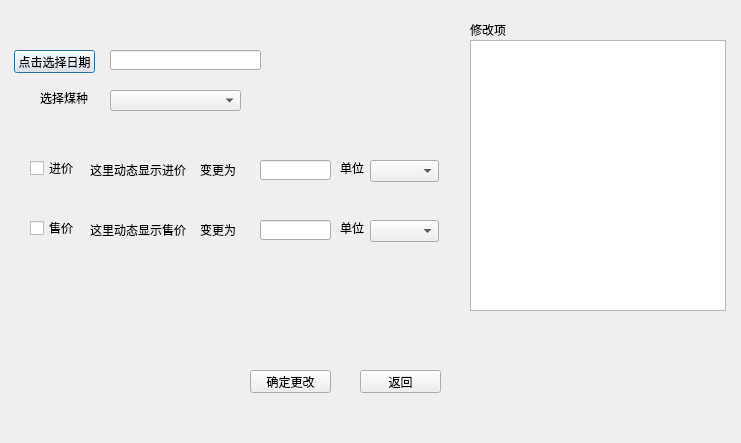
leexuehan/AccountingAssisitor, file ui/coal_price_manage.ui: the form before one commit.
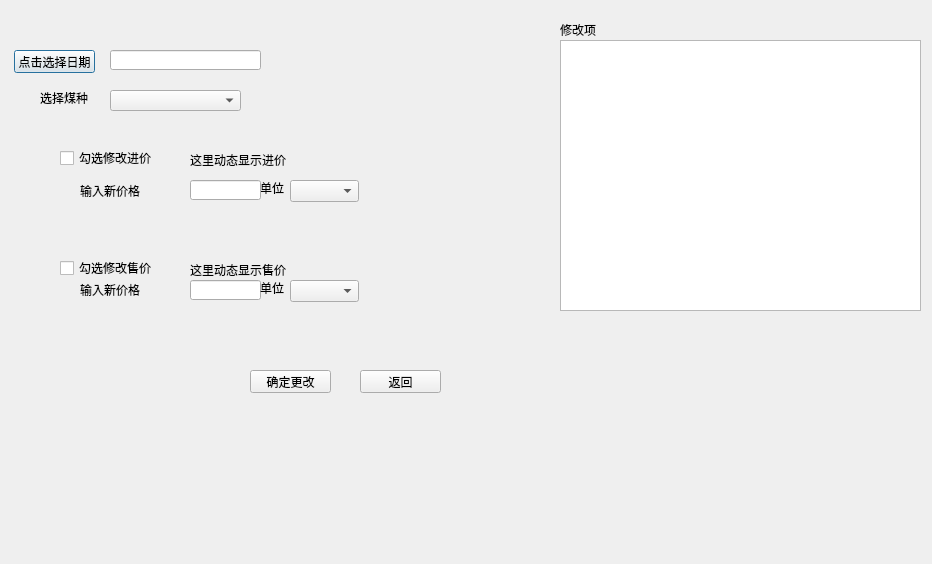
The form after the commit.

The edit to the form file:
```diff
--- a/ui/coal_price_manage.ui
+++ b/ui/coal_price_manage.ui
@@ -6,8 +6,8 @@
    <rect>
     <x>0</x>
     <y>0</y>
-    <width>741</width>
-    <height>443</height>
+    <width>932</width>
+    <height>564</height>
    </rect>
   </property>
   <property name="windowTitle">
@@ -42,8 +42,8 @@
   <widget class="QLabel" name="coal_sell_price_display">
    <property name="geometry">
     <rect>
-     <x>90</x>
-     <y>220</y>
+     <x>190</x>
+     <y>260</y>
      <width>101</width>
      <height>20</height>
     </rect>
@@ -68,8 +68,8 @@
   <widget class="QLabel" name="coal_purchase_price_display">
    <property name="geometry">
     <rect>
-     <x>90</x>
-     <y>160</y>
+     <x>190</x>
+     <y>150</y>
      <width>101</width>
      <height>20</height>
     </rect>
@@ -81,8 +81,8 @@
   <widget class="QComboBox" name="purchase_compute_unit">
    <property name="geometry">
     <rect>
-     <x>370</x>
-     <y>160</y>
+     <x>290</x>
+     <y>180</y>
      <width>69</width>
      <height>22</height>
     </rect>
@@ -91,8 +91,8 @@
   <widget class="QLabel" name="coal_purchase_price_label">
    <property name="geometry">
     <rect>
-     <x>340</x>
-     <y>160</y>
+     <x>260</x>
+     <y>180</y>
      <width>31</width>
      <height>16</height>
     </rect>
@@ -140,34 +140,34 @@
   <widget class="QCheckBox" name="purchase_price_check_box">
    <property name="geometry">
     <rect>
-     <x>30</x>
-     <y>160</y>
-     <width>71</width>
+     <x>60</x>
+     <y>150</y>
+     <width>121</width>
      <height>16</height>
     </rect>
    </property>
    <property name="text">
-    <string>进价</string>
+    <string>勾选修改进价</string>
    </property>
   </widget>
   <widget class="QCheckBox" name="sell_price_check_box">
    <property name="geometry">
     <rect>
-     <x>30</x>
-     <y>220</y>
-     <width>71</width>
+     <x>60</x>
+     <y>260</y>
+     <width>101</width>
      <height>16</height>
     </rect>
    </property>
    <property name="text">
-    <string>售价</string>
+    <string>勾选修改售价</string>
    </property>
   </widget>
   <widget class="QLineEdit" name="purchase_price_input">
    <property name="geometry">
     <rect>
-     <x>260</x>
-     <y>160</y>
+     <x>190</x>
+     <y>180</y>
      <width>71</width>
      <height>20</height>
     </rect>
@@ -176,8 +176,8 @@
   <widget class="QLineEdit" name="sell_price_input">
    <property name="geometry">
     <rect>
-     <x>260</x>
-     <y>220</y>
+     <x>190</x>
+     <y>280</y>
      <width>71</width>
      <height>20</height>
     </rect>
@@ -186,8 +186,8 @@
   <widget class="QLabel" name="coal_sell_price_label">
    <property name="geometry">
     <rect>
-     <x>340</x>
-     <y>220</y>
+     <x>260</x>
+     <y>280</y>
      <width>31</width>
      <height>16</height>
     </rect>
@@ -199,8 +199,8 @@
   <widget class="QComboBox" name="sell_compute_unit">
    <property name="geometry">
     <rect>
-     <x>370</x>
-     <y>220</y>
+     <x>290</x>
+     <y>280</y>
      <width>69</width>
      <height>22</height>
     </rect>
@@ -209,35 +209,35 @@
   <widget class="QLabel" name="purchase_price_change_label">
    <property name="geometry">
     <rect>
-     <x>200</x>
-     <y>160</y>
-     <width>41</width>
-     <height>20</height>
+     <x>80</x>
+     <y>180</y>
+     <width>71</width>
+     <height>21</height>
     </rect>
    </property>
    <property name="text">
-    <string>变更为</string>
+    <string>输入新价格</string>
    </property>
   </widget>
   <widget class="QLabel" name="sell_price_change_label">
    <property name="geometry">
     <rect>
-     <x>200</x>
-     <y>220</y>
-     <width>40</width>
+     <x>80</x>
+     <y>280</y>
+     <width>101</width>
      <height>20</height>
     </rect>
    </property>
    <property name="text">
-    <string>变更为</string>
+    <string>输入新价格</string>
    </property>
   </widget>
   <widget class="QListView" name="modify_detail_list">
    <property name="geometry">
     <rect>
-     <x>470</x>
+     <x>560</x>
      <y>40</y>
-     <width>256</width>
+     <width>361</width>
      <height>271</height>
     </rect>
    </property>
@@ -245,7 +245,7 @@
   <widget class="QLabel" name="modify_label">
    <property name="geometry">
     <rect>
-     <x>470</x>
+     <x>560</x>
      <y>20</y>
      <width>191</width>
      <height>20</height>
```
Left out of the diff: 42 changed lines with no effect on the pictures.
